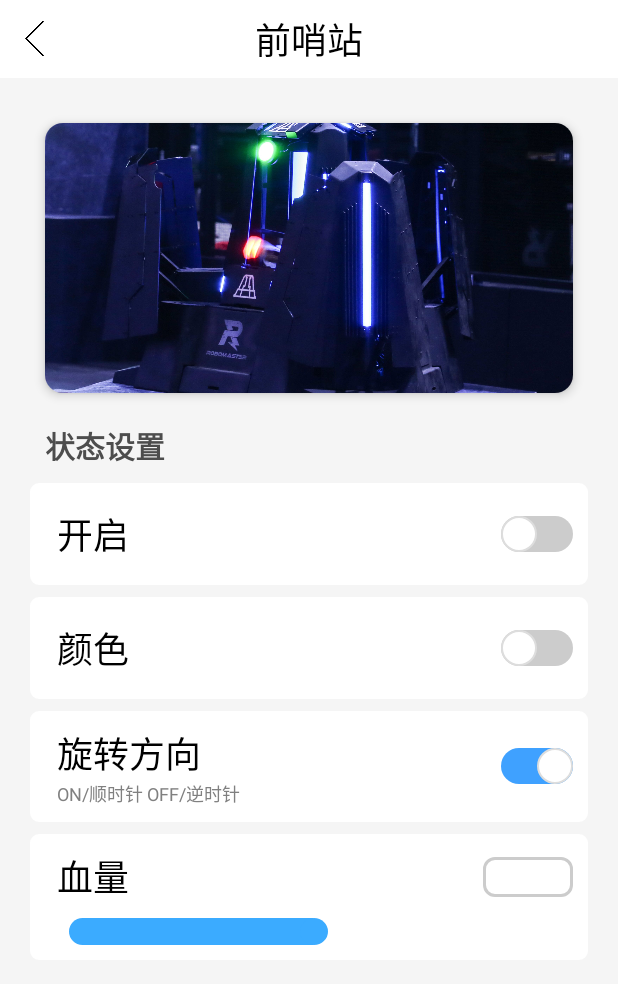
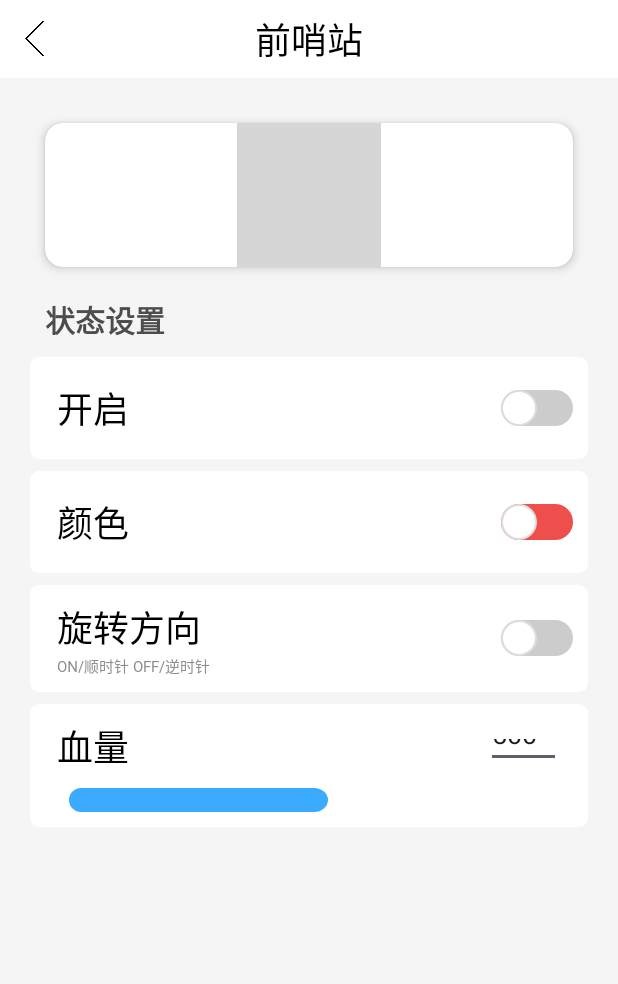
Before and after one commit to Shen-Jiewen/RM_ZD, an Android app: the layout activity_device.xml on its own in the app's theme, with its tools: preview values and no code run, on a phone screen of 412 x 824 dp. Shown: the top 984 px of the screen. Run offline under Robolectric (Android 15) with nearby library versions, the phone set to English and light mode, and no system bars; grey boxes are pictures that could not be loaded.

Commit message:
设备界面UI设计完成

```diff
--- /dev/null
+++ b/app/src/main/java/com/example/wdr_outpost/BluetoothDataHandler.java
@@ -0,0 +1,6 @@
+package com.example.wdr_outpost;
+
+public interface BluetoothDataHandler {
+    void sendData(String data);
+    void parseReceivedData(String data);
+}
--- a/app/src/main/res/drawable/custom_seekbar_thumb.xml
+++ b/app/src/main/res/drawable/custom_seekbar_thumb.xml
@@ -6,7 +6,7 @@
             <solid android:color="#3BABFF" />
             <size
                 android:width="10dp"
-                android:height="18dp" />
+                android:height="16dp" />
         </shape>
     </item>
 
@@ -17,7 +17,7 @@
             <solid android:color="#FFFFFF" />
             <size
                 android:width="10dp"
-                android:height="18dp" />
+                android:height="16dp" />
         </shape>
     </item>
 
@@ -28,7 +28,7 @@
             <solid android:color="#3BABFF" />
             <size
                 android:width="10dp"
-                android:height="18dp" />
+                android:height="16dp" />
         </shape>
     </item>
 </layer-list>
--- /dev/null
+++ b/app/src/main/res/drawable/custom_switch_track_rb.xml
@@ -0,0 +1,16 @@
+<selector xmlns:android="http://schemas.android.com/apk/res/android">
+    <item android:state_checked="true">
+        <shape android:shape="rectangle">
+            <solid android:color="#0131ce" />
+            <corners android:radius="12dp" />
+            <size android:width="56dp" android:height="24dp" />
+        </shape>
+    </item>
+    <item android:state_checked="false">
+        <shape android:shape="rectangle">
+            <solid android:color="#ee4f4c" />
+            <corners android:radius="12dp" />
+            <size android:width="56dp" android:height="24dp" />
+        </shape>
+    </item>
+</selector>
--- a/app/src/main/res/layout/activity_device.xml
+++ b/app/src/main/res/layout/activity_device.xml
@@ -54,11 +54,12 @@
         <!-- 设备图片 -->
         <ImageView
             android:id="@+id/iv_device_image"
-            android:layout_width="match_parent"
-            android:layout_height="180dp"
+            android:layout_width="wrap_content"
+            android:layout_height="wrap_content"
+            android:adjustViewBounds="true"
             android:layout_gravity="center"
             android:scaleType="centerCrop"
-            android:src="@drawable/device_image" />
+            android:src="@drawable/qianshaozhan_img" />
 
     </androidx.cardview.widget.CardView>
 
@@ -146,7 +147,7 @@
                 android:layout_width="wrap_content"
                 android:layout_height="wrap_content"
                 android:checked="false"
-                style="@style/CustomSwitchMaterial"
+                style="@style/CustomSwitchMaterial_rb"
                 tools:ignore="UseSwitchCompatOrMaterialXml" />
 
         </LinearLayout>
@@ -181,9 +182,11 @@
                 android:layout_below="@id/tv_setting_name_3"
                 android:layout_alignStart="@id/tv_setting_name_3"
                 android:text="ON/顺时针 OFF/逆时针"
-                android:textColor="#808080"
-                android:textSize="12sp"
-                android:layout_marginEnd="8dp" />
+                android:fontFamily="@font/custom_font"
+                android:textColor="#8E8E8E"
+                android:textSize="10sp"
+                android:layout_marginEnd="8dp"
+                tools:ignore="SmallSp" />
 
             <!-- Switch -->
             <Switch
@@ -192,7 +195,7 @@
                 android:layout_height="wrap_content"
                 android:layout_alignParentEnd="true"
                 android:layout_centerVertical="true"
-                android:checked="true"
+                android:checked="false"
                 style="@style/CustomSwitchMaterial"
                 tools:ignore="UseSwitchCompatOrMaterialXml" />
 
@@ -221,35 +224,20 @@
                 android:textColor="#000000"
                 android:textSize="24sp"/>
 
-            <!-- TextInputLayout -->
-            <com.google.android.material.textfield.TextInputLayout
-                android:id="@+id/til_setting_input_4"
-                android:layout_width="wrap_content"
-                android:layout_height="match_parent"
-                android:layout_alignTop="@+id/tv_setting_name_4"
-                android:layout_alignBottom="@+id/tv_setting_name_4"
-                android:layout_alignParentEnd="true"
-                android:layout_marginBottom="4dp"
-                app:boxBackgroundColor="#FFFFFF"
-                app:boxCornerRadiusBottomEnd="8dp"
-                app:boxCornerRadiusBottomStart="8dp"
-                app:boxCornerRadiusTopEnd="8dp"
-                app:boxCornerRadiusTopStart="8dp"
-                app:boxStrokeColor="#CCCCCC"
-                app:boxStrokeWidth="1dp"
-                app:endIconMode="none"
-                app:hintTextColor="#808080"
-                tools:ignore="RelativeOverlap">
-
-                <com.google.android.material.textfield.TextInputEditText
-                    android:id="@+id/et_setting_input_4"
-                    android:layout_width="60dp"
-                    android:layout_height="match_parent"
-                    android:inputType="number"
-                    android:textColor="#000000"
-                    android:textSize="16sp" />
-
-            </com.google.android.material.textfield.TextInputLayout>
+            <!-- EditText -->
+            <EditText
+                android:layout_width="50dp"
+                android:layout_height="wrap_content"
+                android:layout_alignParentRight="true"
+                android:layout_marginRight="8dp"
+                android:layout_alignTop="@id/tv_setting_name_4"
+                android:layout_alignBottom="@id/tv_setting_name_4"
+                android:layout_marginBottom="3dp"
+                android:layout_marginTop="3dp"
+                android:text="500"
+                android:inputType="number"
+                android:cursorVisible="false"
+                tools:ignore="RtlHardcoded" />
 
             <!-- SeekBar -->
             <SeekBar
--- a/app/src/main/res/values/styles.xml
+++ b/app/src/main/res/values/styles.xml
@@ -8,4 +8,11 @@
         <item name="android:track">@drawable/custom_switch_track</item>
     </style>
 
+    <style name="CustomSwitchMaterial_rb" parent="Widget.MaterialComponents.CompoundButton.Switch">
+        <item name="thumbTint">@color/custom_thumb_color</item>
+        <item name="trackTint">@color/custom_track_color</item>
+        <item name="android:thumb">@drawable/custom_switch_thumb</item>
+        <item name="android:track">@drawable/custom_switch_track_rb</item>
+    </style>
+
 </resources>
--- a/app/src/main/res/xml/data_extraction_rules.xml
+++ b/app/src/main/res/xml/data_extraction_rules.xml
@@ -5,10 +5,7 @@
 -->
 <data-extraction-rules>
     <cloud-backup>
-        <!-- TODO: Use <include> and <exclude> to control what is backed up.
-        <include .../>
-        <exclude .../>
-        -->
+
     </cloud-backup>
     <!--
     <device-transfer>
```
Also changed, not shown: app/src/main/java/com/example/wdr_outpost/ClassicBluetoothCommunicationActivity.java (+81 -105 lines), app/src/main/java/com/example/wdr_outpost/MainActivity.java (+28 -30 lines), app/src/main/res/layout/activity_classic_bluetooth_communication.xml (deleted, +0 -39 lines), app/src/main/res/layout/test.xml (deleted, +0 -61 lines), 1 other file.
